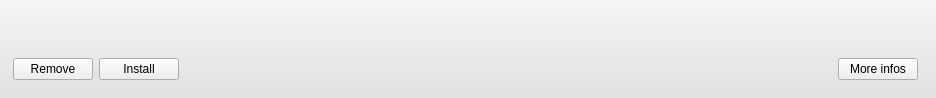
The window that software/tulip/designer/PluginInformationsListItem.ui (vadivelselvaraj/TulipGLImprovement) describes before a commit, drawn with Qt 5.
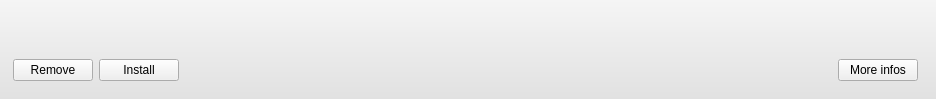
The same window after the commit. Icons and pictures are not drawn.

```diff
--- a/software/tulip/designer/PluginInformationsListItem.ui
+++ b/software/tulip/designer/PluginInformationsListItem.ui
@@ -7,7 +7,7 @@
     <x>0</x>
     <y>0</y>
     <width>936</width>
-    <height>87</height>
+    <height>99</height>
    </rect>
   </property>
   <property name="sizePolicy">
```
Left out of the diff: 12 changed lines with no effect on the pictures.
